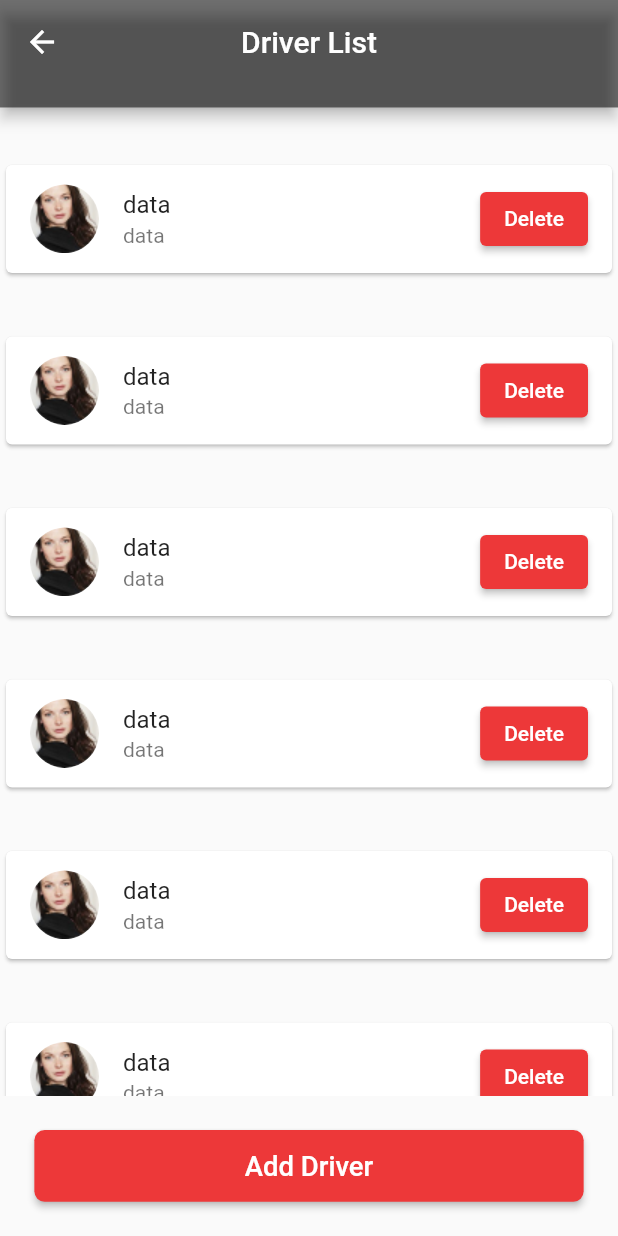
After one commit to arjun2020-py/moovbe_bus_ticket_booking_app, a Flutter app: the DriverDetails screen opened directly, on a phone screen of 412 x 824 dp. The commit adds this screen. Run offline on Flutter 3.47's test engine with Material 2 defaults, Android fonts, the phone set to English and light mode, and no system bars; our stand-ins replace bloc, flutter_bloc, flutter_screenutil, get.

Commit message:
reduce the defullty of code with wigdet concept

```diff
--- a/lib/driverDetails/view/driver_details.dart
+++ b/lib/driverDetails/view/driver_details.dart
@@ -4,6 +4,7 @@ import 'package:flutter_screenutil/flutter_screenutil.dart';
 import 'package:my_cart/addDriver/add_driver.dart';
 
 import '../bloc/driver_details_bloc.dart';
+import '../widget/driver_deatils_card.dart';
 
 class DriverDetails extends StatelessWidget {
   DriverDetails({super.key});
@@ -20,8 +21,13 @@ class DriverDetails extends StatelessWidget {
               builder: (context) => AddDriver(),
             ));
           } else {
-            ScaffoldMessenger.of(context)
-                .showSnackBar(SnackBar(content: Text('Some error is occured')));
+            ScaffoldMessenger.of(context).showSnackBar(
+              const SnackBar(
+                content: Text(
+                  'Some error is occured',
+                ),
+              ),
+            );
           }
         },
         child: Scaffold(
@@ -34,32 +40,16 @@ class DriverDetails extends StatelessWidget {
                   onPressed: () {
                     Navigator.pop(context);
                   },
-                  icon: Icon(Icons.arrow_back)),
+                  icon: const Icon(Icons.arrow_back)),
               centerTitle: true,
-              title: Text('Driver List'),
+              title: const Text('Driver List'),
             ),
           ),
-          body: ListView.builder(
-            itemCount: 10,
-            itemBuilder: (BuildContext context, int index) {
-              return Padding(
-                padding: EdgeInsets.only(top: 30.r),
-                child: Card(
-                  child: ListTile(
-                    leading: ClipOval(
-                        child: Image.asset('assets/images/Ellipse.png')),
-                    title: Text('data'),
-                    subtitle: Text('data'),
-                    trailing: ElevatedButton(
-                      onPressed: () {},
-                      child: Text('Delete'),
-                      style:
-                          ElevatedButton.styleFrom(primary: Color(0xffed3839)),
-                    ),
-                  ),
-                ),
-              );
-            },
+          body: const DriverDetailsCard(
+            img: 'assets/images/Ellipse.png',
+            txt1: 'data',
+            txt2: 'data',
+            txt3: 'Delete',
           ),
           bottomNavigationBar: PreferredSize(
             preferredSize: const Size(
@@ -75,7 +65,7 @@ class DriverDetails extends StatelessWidget {
                   child: ElevatedButton(
                     onPressed: () => driver_bloc.add(DriverEvent()),
                     style: ElevatedButton.styleFrom(
-                        primary: Color(0xffed3839),
+                        primary: const Color(0xffed3839),
                         shape: RoundedRectangleBorder(
                             borderRadius: BorderRadius.circular(6.r))),
                     child: Text(
--- /dev/null
+++ b/lib/driverDetails/widget/driver_deatils_card.dart
@@ -0,0 +1,47 @@
+import 'package:flutter/material.dart';
+import 'package:flutter_screenutil/flutter_screenutil.dart';
+
+class DriverDetailsCard extends StatelessWidget {
+  const DriverDetailsCard(
+      {super.key,
+      required this.img,
+      required this.txt1,
+      required this.txt2,
+      required this.txt3});
+  final String img;
+  final String txt1;
+  final String txt2;
+  final String txt3;
+
+  @override
+  Widget build(BuildContext context) {
+    return ListView.builder(
+      itemCount: 10,
+      itemBuilder: (BuildContext context, int index) {
+        return Padding(
+          padding: EdgeInsets.only(top: 30.r),
+          child: Card(
+            child: ListTile(
+              leading: ClipOval(
+                  child: Image.asset(
+                img,
+              )),
+              title: Text(
+                txt1,
+              ),
+              subtitle: Text(txt2),
+              trailing: ElevatedButton(
+                onPressed: () {},
+                style:
+                    ElevatedButton.styleFrom(primary: const Color(0xffed3839)),
+                child: Text(
+                  txt3
+                    ),
+              ),
+            ),
+          ),
+        );
+      },
+    );
+  }
+}
--- a/lib/homeScreen/view/home_scree.dart
+++ b/lib/homeScreen/view/home_scree.dart
@@ -15,7 +15,7 @@ class HomeScreen extends StatelessWidget {
     return Scaffold(
         appBar: PreferredSize(
           preferredSize: Size.fromHeight(65.h),
-          child: HomeAppbar(
+          child: const HomeAppbar(
             img: 'assets/images/logo.png',
           ),
         ),
```
